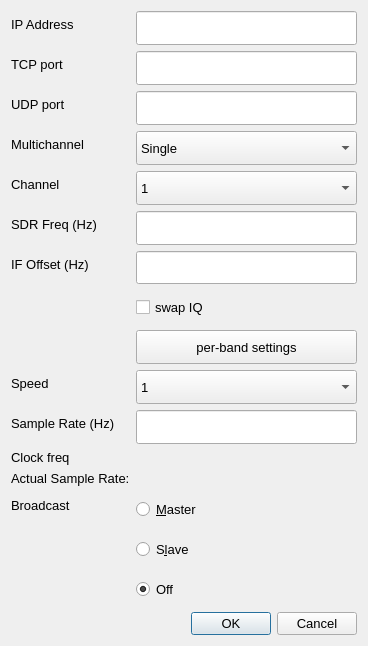
Old version of the form so2sdr-bandmap/afedrisetup.ui in the repository n4ogw/so2sdr.
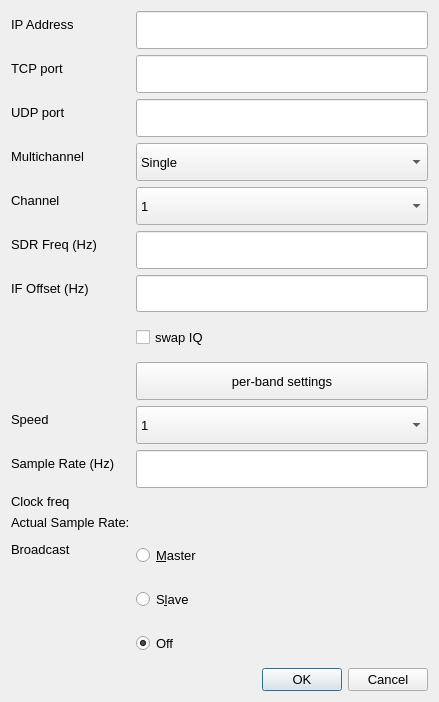
New version of the form.

The edit to the form file:
```diff
--- a/so2sdr-bandmap/afedrisetup.ui
+++ b/so2sdr-bandmap/afedrisetup.ui
@@ -9,8 +9,8 @@
    <rect>
     <x>0</x>
     <y>0</y>
-    <width>368</width>
-    <height>646</height>
+    <width>439</width>
+    <height>702</height>
    </rect>
   </property>
   <property name="sizePolicy">
@@ -27,8 +27,8 @@
   </property>
   <property name="maximumSize">
    <size>
-    <width>370</width>
-    <height>730</height>
+    <width>500</width>
+    <height>1000</height>
    </size>
   </property>
   <property name="font">
```
Left out of the diff: 8 changed lines with no effect on the pictures.
